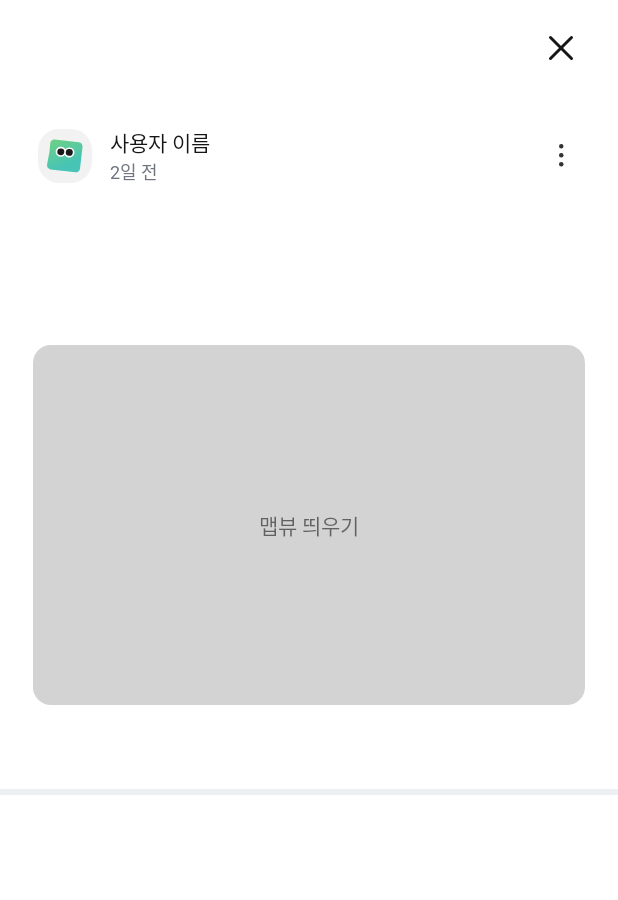
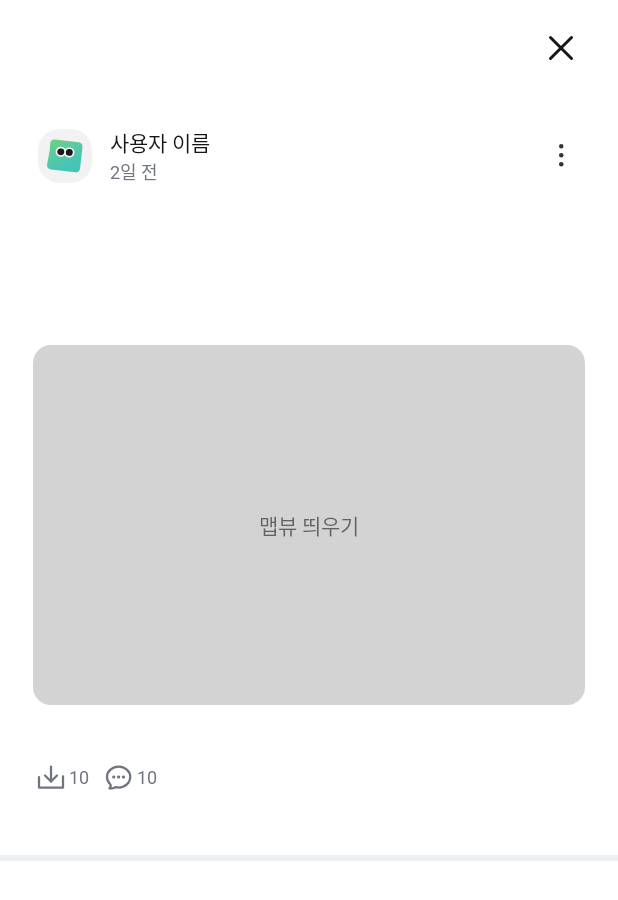
Before and after one commit to Route-Box/route_box_aos, an Android app: the RouteDetailActivity screen opened directly, with no data from a screen before it, on a phone screen of 412 x 824 dp. Shown: the top 900 px of the screen. Run offline under Robolectric (Android 15) with nearby library versions, the phone set to English and light mode, and no system bars; our stand-ins replace FlexboxLayout, data binding.

Commit message:
✨ Feat: 내 루트 댓글 화면과 연동
- 루트 보기 화면에 다운로드, 댓글 아이콘 추가
- 내 루트 아이템과 루트 보기에서 댓글 화면과 연동

Related to: #15

```diff
--- a/RouteBox/app/src/main/java/com/example/routebox/presentation/ui/route/RouteDetailActivity.kt
+++ b/RouteBox/app/src/main/java/com/example/routebox/presentation/ui/route/RouteDetailActivity.kt
@@ -16,6 +16,7 @@ import com.example.routebox.domain.model.Route
 import com.example.routebox.presentation.ui.route.adapter.ActivityRVAdapter
 import com.example.routebox.presentation.ui.route.edit.RouteEditActivity
 import com.example.routebox.presentation.ui.seek.adapter.RouteTagRVAdapter
+import com.example.routebox.presentation.ui.seek.comment.CommentActivity
 import com.example.routebox.presentation.utils.CommonPopupDialog
 import com.example.routebox.presentation.utils.PopupDialogInterface
 import com.google.android.flexbox.FlexboxLayoutManager
@@ -58,6 +59,14 @@ class RouteDetailActivity : AppCompatActivity(), PopupDialogInterface {
         // 더보기 버튼
         binding.routeDetailMoreIv.setOnClickListener {
             showMenu(it) // 옵션 메뉴 노출
+        }
+        // 댓글
+        binding.routeDetailCommentNumTv.setOnClickListener {
+            // 댓글 화면으로 이동
+            val intent = Intent(this, CommentActivity::class.java)
+            //TODO: 댓글 화면에서 필요한 정보 넘기기 (routeId 등)
+            intent.putExtra("comment", viewModel.route.value!!.title)
+            startActivity(intent)
         }
     }
 
--- a/RouteBox/app/src/main/java/com/example/routebox/presentation/ui/route/adapter/MyRouteRVAdapter.kt
+++ b/RouteBox/app/src/main/java/com/example/routebox/presentation/ui/route/adapter/MyRouteRVAdapter.kt
@@ -25,6 +25,7 @@ class MyRouteRVAdapter: RecyclerView.Adapter<MyRouteRVAdapter.ViewHolder>(){
 
     interface MyItemClickListener {
         fun onMoreButtonClick(view: View?, position: Int, isPrivate: Boolean)
+        fun onCommentButtonClick(position: Int)
         fun onItemClick(position: Int)
     }
 
@@ -47,6 +48,10 @@ class MyRouteRVAdapter: RecyclerView.Adapter<MyRouteRVAdapter.ViewHolder>(){
             binding.itemRouteMyMoreIv.setOnClickListener {
                 mItemClickListener.onMoreButtonClick(binding.itemRouteMyMoreIv, position, routeList[position].isPrivate)
             }
+            // 댓글 아이콘 클릭
+            binding.itemSearchResultCommentNumTv.setOnClickListener {
+                mItemClickListener.onCommentButtonClick(position)
+            }
         }
     }
 
--- a/RouteBox/app/src/main/java/com/example/routebox/presentation/ui/seek/comment/CommentActivity.kt
+++ b/RouteBox/app/src/main/java/com/example/routebox/presentation/ui/seek/comment/CommentActivity.kt
@@ -29,9 +29,14 @@ class CommentActivity : AppCompatActivity() {
             lifecycleOwner = this@CommentActivity
         }
 
+        initComment()
         initClickListeners()
         setAdapter()
         initObserve()
+    }
+
+    private fun initComment() {
+        intent.getStringExtra("comment")?.let { viewModel.initComment(it) }
     }
 
     private fun initClickListeners() {
--- a/RouteBox/app/src/main/java/com/example/routebox/presentation/ui/seek/comment/CommentViewModel.kt
+++ b/RouteBox/app/src/main/java/com/example/routebox/presentation/ui/seek/comment/CommentViewModel.kt
@@ -16,8 +16,9 @@ class CommentViewModel: ViewModel() {
     private val _commentList = MutableLiveData<ArrayList<String>>(arrayListOf())
     val commentList: LiveData<ArrayList<String>> = _commentList
 
-    init {
-        _postTitle.value = "[후쿠오카] 여자 혼자 여행 완전 자세히!"
+    //TODO: 필요한 데이터로 초기화하기
+    fun initComment(title: String) {
+        _postTitle.value = title
     }
 
     // 댓글 전송
--- a/RouteBox/app/src/main/res/layout/activity_route_detail.xml
+++ b/RouteBox/app/src/main/res/layout/activity_route_detail.xml
@@ -170,6 +170,33 @@
                         tools:itemCount="4"
                         tools:listitem="@layout/item_route_tag"/>
 
+                    <androidx.appcompat.widget.AppCompatTextView
+                        android:id="@+id/route_detail_download_num_tv"
+                        android:layout_width="wrap_content"
+                        android:layout_height="wrap_content"
+                        android:layout_marginTop="20dp"
+                        android:gravity="center_vertical"
+                        android:text="10"
+                        android:textColor="@color/gray3"
+                        android:drawableStart="@drawable/ic_download"
+                        app:layout_constraintTop_toBottomOf="@id/route_detail_tag_rv"
+                        app:layout_constraintStart_toStartOf="parent"
+                        style="@style/body_b_xs"/>
+
+                    <androidx.appcompat.widget.AppCompatTextView
+                        android:id="@+id/route_detail_comment_num_tv"
+                        android:layout_width="wrap_content"
+                        android:layout_height="wrap_content"
+                        android:layout_marginStart="8dp"
+                        android:gravity="center_vertical"
+                        android:text="10"
+                        android:textColor="@color/gray3"
+                        android:drawableStart="@drawable/ic_comment"
+                        app:layout_constraintTop_toTopOf="@id/route_detail_download_num_tv"
+                        app:layout_constraintBottom_toBottomOf="@id/route_detail_download_num_tv"
+                        app:layout_constraintStart_toEndOf="@id/route_detail_download_num_tv"
+                        style="@style/body_b_xs"/>
+
                 </androidx.constraintlayout.widget.ConstraintLayout>
 
                 <View
```
Also changed, not shown: RouteBox/app/src/main/java/com/example/routebox/presentation/ui/route/RouteFragment.kt (+10 -1 lines), RouteBox/app/src/main/java/com/example/routebox/presentation/ui/route/RouteInsightFragment.kt (+10 -1 lines).
